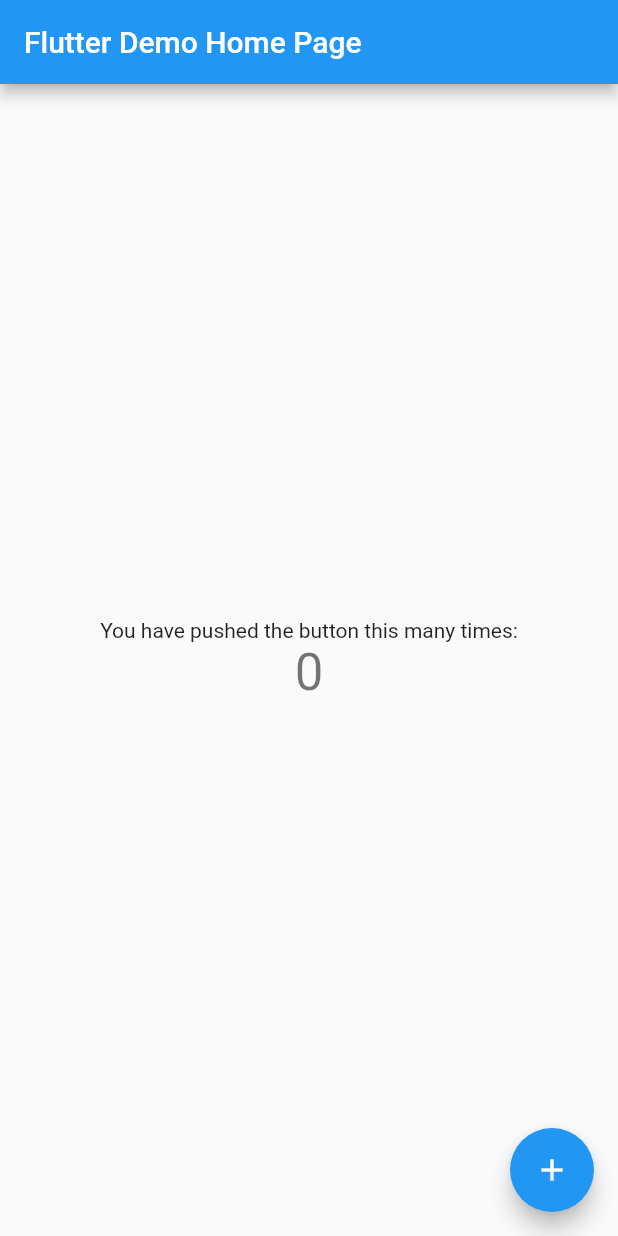
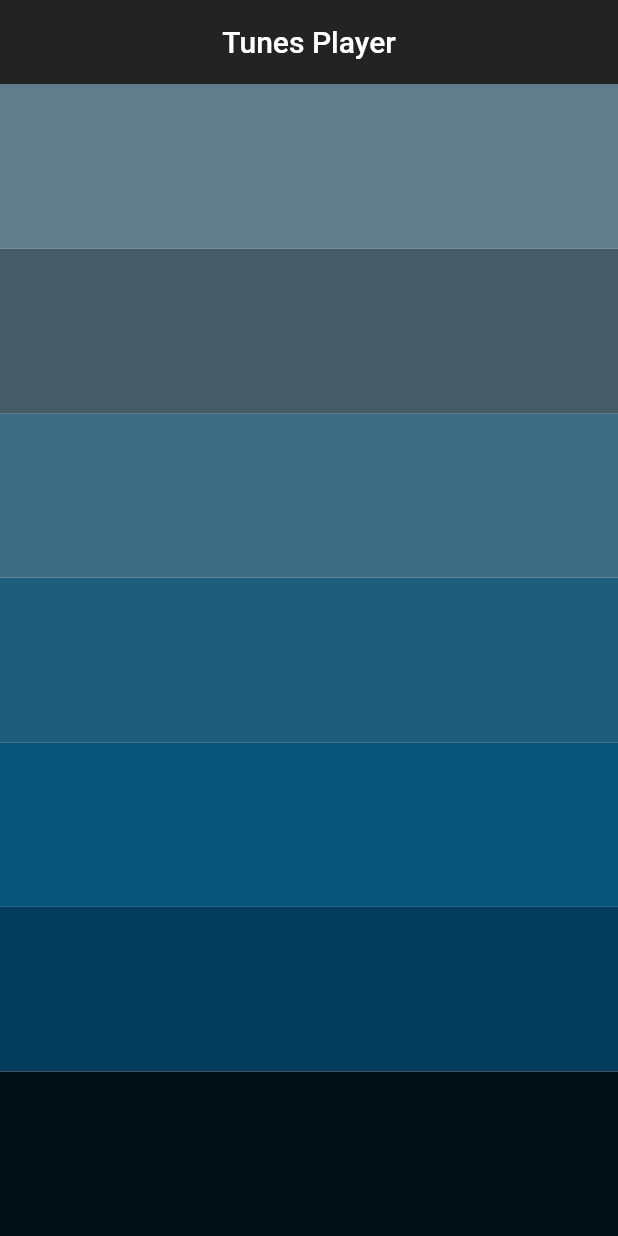
Before and after one commit to rafat1996/Tunes-Player-App-By-Flutter, a Flutter app: the screen it shows after launch, on a phone screen of 412 x 824 dp. Run offline on Flutter 3.47's test engine with Material 2 defaults, Android fonts, the phone set to English and light mode, and no system bars; our stand-ins replace audioplayers.

Commit message:
Full Project

```diff
--- /dev/null
+++ b/lib/list/list-tune.dart
@@ -0,0 +1,12 @@
+import 'package:flutter/material.dart';
+import 'package:tunesplayer/models/tune-model.dart';
+
+final List<TuneModel> listtune = [
+  TuneModel(color: const Color.fromARGB(255, 96, 125, 139), sound: 'note1.wav'),
+  TuneModel(color: const Color.fromARGB(255, 70, 93, 104), sound: 'note2.wav'),
+  TuneModel(color: const Color.fromARGB(255, 62, 108, 131), sound: 'note3.wav'),
+  TuneModel(color: const Color.fromARGB(255, 31, 93, 124), sound: 'note4.wav'),
+  TuneModel(color: const Color.fromARGB(255, 10, 85, 122), sound: 'note5.wav'),
+  TuneModel(color: const Color.fromARGB(255, 2, 62, 92), sound: 'note6.wav'),
+  TuneModel(color: const Color.fromARGB(255, 1, 15, 22), sound: 'note7.wav'),
+];
--- a/lib/main.dart
+++ b/lib/main.dart
@@ -1,115 +1,18 @@
 import 'package:flutter/material.dart';
+import 'package:tunesplayer/view/tunes-player-view.dart';
 
 void main() {
-  runApp(const MyApp());
+  runApp(const TunesPlayer());
 }
 
-class MyApp extends StatelessWidget {
-  const MyApp({super.key});
+class TunesPlayer extends StatelessWidget {
+  const TunesPlayer({super.key});
 
-  // This widget is the root of your application.
   @override
   Widget build(BuildContext context) {
-    return MaterialApp(
-      title: 'Flutter Demo',
-      theme: ThemeData(
-        // This is the theme of your application.
-        //
-        // Try running your application with "flutter run". You'll see the
-        // application has a blue toolbar. Then, without quitting the app, try
-        // changing the primarySwatch below to Colors.green and then invoke
-        // "hot reload" (press "r" in the console where you ran "flutter run",
-        // or simply save your changes to "hot reload" in a Flutter IDE).
-        // Notice that the counter didn't reset back to zero; the application
-        // is not restarted.
-        primarySwatch: Colors.blue,
-      ),
-      home: const MyHomePage(title: 'Flutter Demo Home Page'),
+    return const MaterialApp(
+      debugShowCheckedModeBanner: false,
+      home: TunesPlayerView(),
     );
   }
 }
-
-class MyHomePage extends StatefulWidget {
-  const MyHomePage({super.key, required this.title});
-
-  // This widget is the home page of your application. It is stateful, meaning
-  // that it has a State object (defined below) that contains fields that affect
-  // how it looks.
-
-  // This class is the configuration for the state. It holds the values (in this
-  // case the title) provided by the parent (in this case the App widget) and
-  // used by the build method of the State. Fields in a Widget subclass are
-  // always marked "final".
-
-  final String title;
-
-  @override
-  State<MyHomePage> createState() => _MyHomePageState();
-}
-
-class _MyHomePageState extends State<MyHomePage> {
-  int _counter = 0;
-
-  void _incrementCounter() {
-    setState(() {
-      // This call to setState tells the Flutter framework that something has
-      // changed in this State, which causes it to rerun the build method below
-      // so that the display can reflect the updated values. If we changed
-      // _counter without calling setState(), then the build method would not be
-      // called again, and so nothing would appear to happen.
-      _counter++;
-    });
-  }
-
-  @override
-  Widget build(BuildContext context) {
-    // This method is rerun every time setState is called, for instance as done
-    // by the _incrementCounter method above.
-    //
-    // The Flutter framework has been optimized to make rerunning build methods
-    // fast, so that you can just rebuild anything that needs updating rather
-    // than having to individually change instances of widgets.
-    return Scaffold(
-      appBar: AppBar(
-        // Here we take the value from the MyHomePage object that was created by
-        // the App.build method, and use it to set our appbar title.
-        title: Text(widget.title),
-      ),
-      body: Center(
-        // Center is a layout widget. It takes a single child and positions it
-        // in the middle of the parent.
-        child: Column(
-          // Column is also a layout widget. It takes a list of children and
-          // arranges them vertically. By default, it sizes itself to fit its
-          // children horizontally, and tries to be as tall as its parent.
-          //
-          // Invoke "debug painting" (press "p" in the console, choose the
-          // "Toggle Debug Paint" action from the Flutter Inspector in Android
-          // Studio, or the "Toggle Debug Paint" command in Visual Studio Code)
-          // to see the wireframe for each widget.
-          //
-          // Column has various properties to control how it sizes itself and
-          // how it positions its children. Here we use mainAxisAlignment to
-          // center the children vertically; the main axis here is the vertical
-          // axis because Columns are vertical (the cross axis would be
-          // horizontal).
-          mainAxisAlignment: MainAxisAlignment.center,
-          children: <Widget>[
-            const Text(
-              'You have pushed the button this many times:',
-            ),
-            Text(
-              '$_counter',
-              style: Theme.of(context).textTheme.headlineMedium,
-            ),
-          ],
-        ),
-      ),
-      floatingActionButton: FloatingActionButton(
-        onPressed: _incrementCounter,
-        tooltip: 'Increment',
-        child: const Icon(Icons.add),
-      ), // This trailing comma makes auto-formatting nicer for build methods.
-    );
-  }
-}
--- /dev/null
+++ b/lib/models/tune-model.dart
@@ -0,0 +1,14 @@
+import 'package:audioplayers/audioplayers.dart';
+import 'package:flutter/material.dart';
+
+class TuneModel {
+  final Color color;
+  final String sound;
+
+  TuneModel({required this.color, required this.sound});
+
+  playSound() {
+    final player = AudioPlayer();
+    player.play(AssetSource(sound));
+  }
+}
--- /dev/null
+++ b/lib/view/tunes-player-view.dart
@@ -0,0 +1,25 @@
+import 'package:flutter/material.dart';
+import 'package:tunesplayer/list/list-tune.dart';
+import 'package:tunesplayer/widgets/tune-item.dart';
+
+class TunesPlayerView extends StatelessWidget {
+  const TunesPlayerView({super.key});
+
+  @override
+  Widget build(BuildContext context) {
+    return Scaffold(
+      appBar: AppBar(
+        title: Text('Tunes Player'),
+        centerTitle: true,
+        elevation: 0,
+        backgroundColor: const Color.fromARGB(255, 36, 35, 35),
+      ),
+      body: Column(
+          children: listtune
+              .map(
+                (e) => TuneItem(tune: e),
+              )
+              .toList()),
+    );
+  }
+}
--- /dev/null
+++ b/lib/widgets/tune-item.dart
@@ -0,0 +1,21 @@
+import 'package:flutter/material.dart';
+import 'package:tunesplayer/models/tune-model.dart';
+
+class TuneItem extends StatelessWidget {
+  const TuneItem({super.key, required this.tune});
+  final TuneModel tune;
+
+  @override
+  Widget build(BuildContext context) {
+    return Expanded(
+      child: GestureDetector(
+        onTap: () {
+          tune.playSound();
+        },
+        child: Container(
+          color: tune.color,
+        ),
+      ),
+    );
+  }
+}
```
Also changed, not shown: pubspec.yaml (+4 -3 lines), pubspec.lock, 15 other files.
